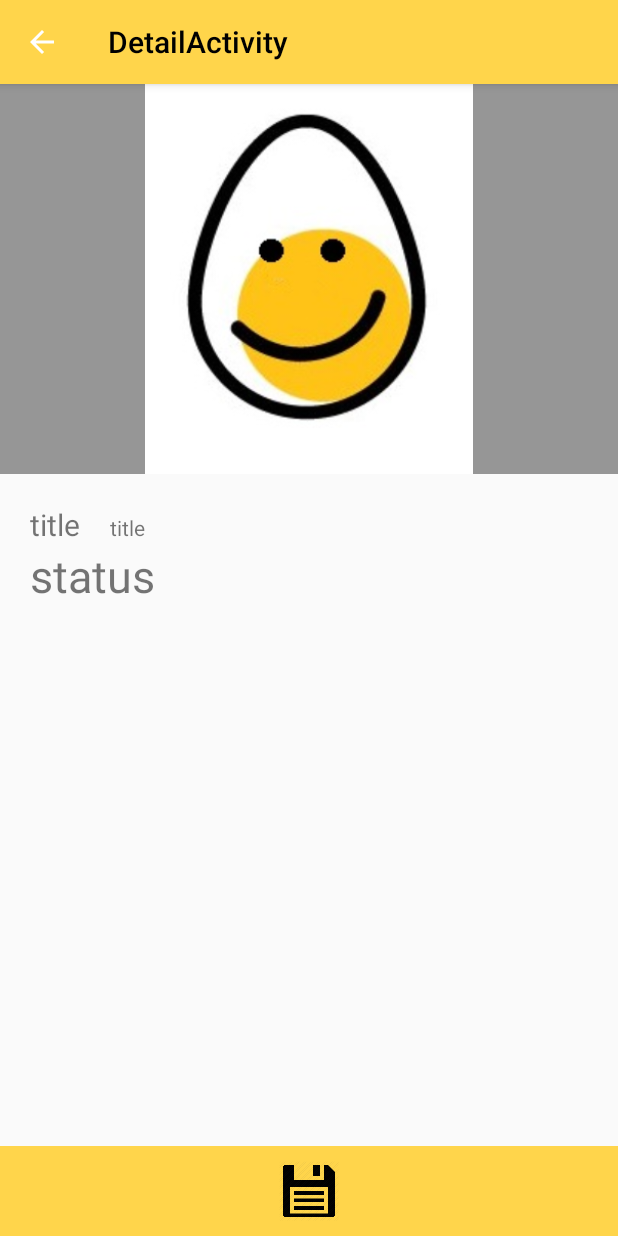
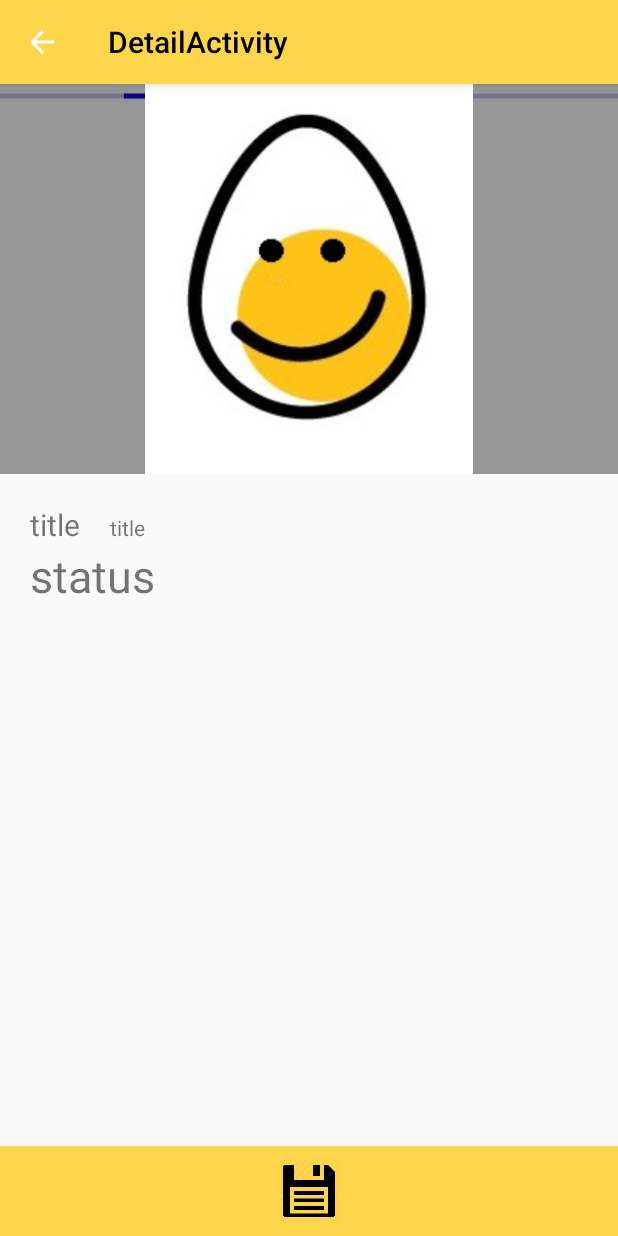
Before and after one commit to hachyEgg/hachy-android, an Android app: the DetailActivity screen opened directly, with no data from a screen before it, on a phone screen of 412 x 824 dp. Run offline under Robolectric (Android 15) with nearby library versions, the phone set to English and light mode, and no system bars; our stand-ins replace Firebase (no records; nobody signed in at launch, a user with empty details on screens opened directly); libraries missing offline, so code that uses them is left out: com.facebook, com.facebook.login, com.firebase.ui; pictures from the network do not load; 6 statements that could not run were skipped.

Commit message:
new Progressbar and select img to reco

```diff
--- a/app/src/main/java/ms/imagine/foodiemate/utils/BgData.kt
+++ b/app/src/main/java/ms/imagine/foodiemate/utils/BgData.kt
@@ -8,6 +8,8 @@ import android.preference.PreferenceManager
 
 object BgData {
     internal lateinit var sp: SharedPreferences
+
+
 
     private fun init(context: Context) {
         sp = PreferenceManager.getDefaultSharedPreferences(context)
--- /dev/null
+++ b/app/src/main/java/ms/imagine/foodiemate/utils/ImagePick.kt
@@ -0,0 +1,5 @@
+package ms.imagine.foodiemate.utils
+
+class ImagePick {
+
+}
--- a/app/src/main/res/layout/activity_detail.xml
+++ b/app/src/main/res/layout/activity_detail.xml
@@ -21,6 +21,18 @@
 
     </android.support.design.widget.AppBarLayout>
 
+    <ProgressBar
+        android:id="@+id/pb1"
+        android:layout_marginTop="?attr/actionBarSize"
+        style="?android:attr/progressBarStyleHorizontal"
+        android:layout_width="fill_parent"
+        android:layout_height="wrap_content"
+        android:indeterminate="true"
+        android:max="100"
+        android:backgroundTint="@color/egg_white"
+        android:layout_below="@+id/framelauout"
+        android:indeterminateTint="#1a09d6"
+        />
     <RelativeLayout
         android:layout_width="match_parent"
         android:layout_height="match_parent"
--- a/app/src/main/res/menu/menu_main.xml
+++ b/app/src/main/res/menu/menu_main.xml
@@ -7,7 +7,11 @@
         android:orderInCategory="100"
         android:title="@string/action_settings"
         app:showAsAction="never" />
-
+    <item
+        android:id="@+id/action_imageselect"
+        android:orderInCategory="100"
+        android:title="picImg"
+        app:showAsAction="never"/>
     <item
         android:id="@+id/action_signout"
         android:orderInCategory="100"
```
Also changed, not shown: app/src/main/java/ms/imagine/foodiemate/activity/BaseActivity.kt (+12 -8 lines), app/src/main/java/ms/imagine/foodiemate/activity/MainActivity.kt (+32 -0 lines), app/src/main/res/layout/activity_facebook.xml (+14 -0 lines), app/src/main/res/layout/activity_main.xml (+14 -0 lines).
